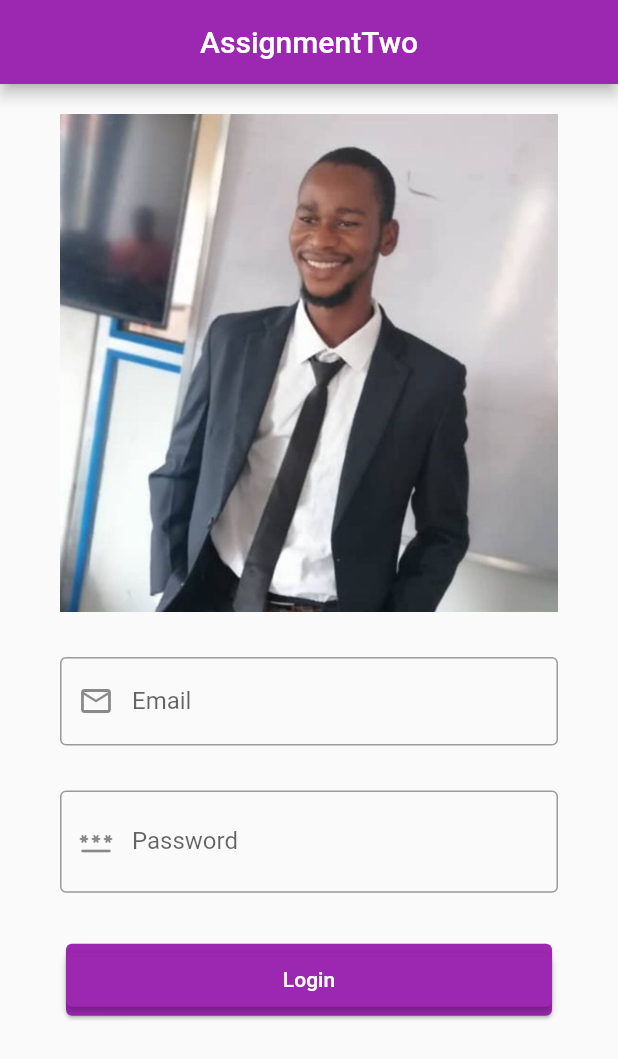
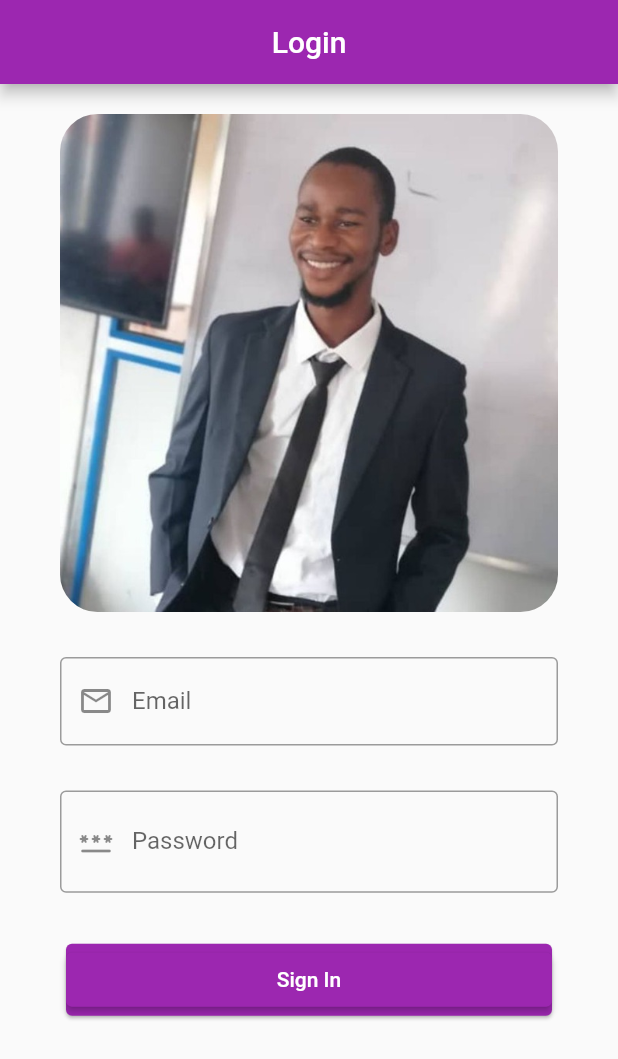
Before and after one commit to Akinyeleib/Pedek, a Flutter app: the screen it shows after launch, on a phone screen of 412 x 824 dp. Shown: the top 1059 px of the screen. Run offline on Flutter 3.47's test engine with Material 2 defaults, Android fonts, the phone set to English and light mode, and no system bars.

Commit message:
image border radius

```diff
--- a/assignments/lib/files.dart
+++ b/assignments/lib/files.dart
@@ -27,7 +27,7 @@ class _AssignmentTwoState extends State<AssignmentTwo> {
       ),
       home: Scaffold(
         appBar: AppBar(
-          title: Text("AssignmentTwo"),
+          title: Text("Login"),
           centerTitle: true,
         ),
         body: SingleChildScrollView(
@@ -41,7 +41,10 @@ class _AssignmentTwoState extends State<AssignmentTwo> {
                   // child: Container(
                   //   width: 150,
                   //   height: 150,
-                  child: Image.asset('assets/images/akinyeleib.jpg'),
+                  child: ClipRRect(
+                    borderRadius: BorderRadius.circular(25),
+                    child: Image.asset('assets/images/akinyeleib.jpg'),
+                  ),
                   // ),
                 ),
                 MyTextField(uname, "Email"),
@@ -59,7 +62,7 @@ class _AssignmentTwoState extends State<AssignmentTwo> {
                               uname.text = "",
                               pword.text = ""
                             }),
-                        child: Text("Login"),
+                        child: Text("Sign In"),
                       ),
                     ),
                   ),
```
